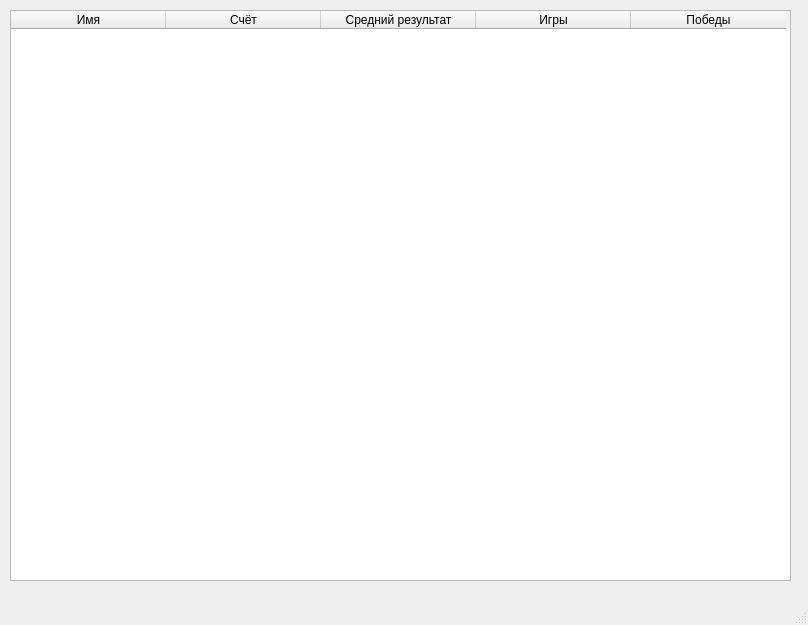
Nermitor/PyQt_Project, file uis/table_view_ui.ui: the form before one commit.
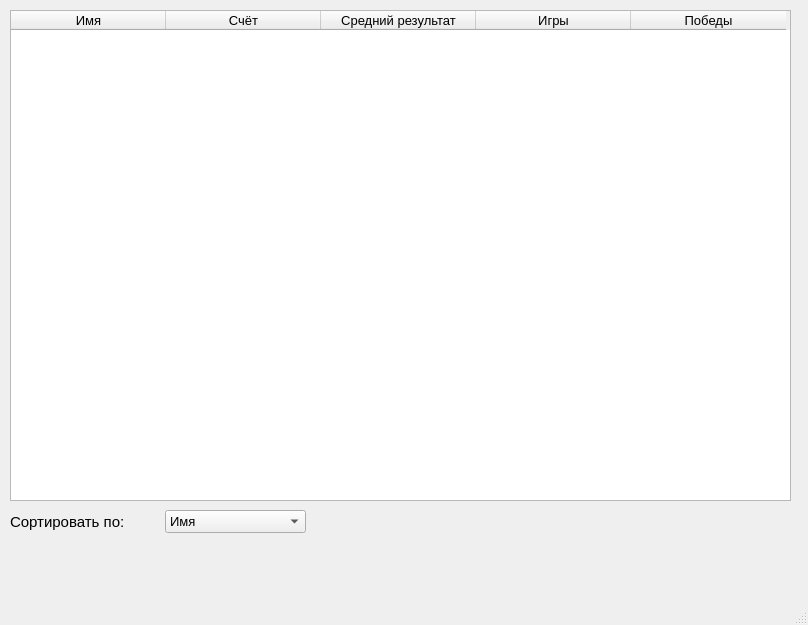
The form after the commit.

Patch:
```diff
--- a/uis/table_view_ui.ui
+++ b/uis/table_view_ui.ui
@@ -10,6 +10,11 @@
     <height>625</height>
    </rect>
   </property>
+  <property name="font">
+   <font>
+    <pointsize>10</pointsize>
+   </font>
+  </property>
   <property name="windowTitle">
    <string>MainWindow</string>
   </property>
@@ -20,7 +25,7 @@
       <x>10</x>
       <y>10</y>
       <width>781</width>
-      <height>571</height>
+      <height>491</height>
      </rect>
     </property>
     <property name="editTriggers">
@@ -58,6 +63,62 @@
      </property>
     </column>
    </widget>
+   <widget class="QWidget" name="layoutWidget">
+    <property name="geometry">
+     <rect>
+      <x>10</x>
+      <y>510</y>
+      <width>296</width>
+      <height>24</height>
+     </rect>
+    </property>
+    <layout class="QHBoxLayout" name="horizontalLayout">
+     <property name="spacing">
+      <number>40</number>
+     </property>
+     <item>
+      <widget class="QLabel" name="label">
+       <property name="font">
+        <font>
+         <pointsize>11</pointsize>
+        </font>
+       </property>
+       <property name="text">
+        <string>Сортировать по:</string>
+       </property>
+      </widget>
+     </item>
+     <item>
+      <widget class="QComboBox" name="ord_by_cmbx">
+       <item>
+        <property name="text">
+         <string>Имя</string>
+        </property>
+       </item>
+       <item>
+        <property name="text">
+         <string>Счёт</string>
+        </property>
+       </item>
+       <item>
+        <property name="text">
+         <string>Средний результат</string>
+        </property>
+       </item>
+       <item>
+        <property name="text">
+         <string>Игры</string>
+        </property>
+       </item>
+       <item>
+        <property name="text">
+         <string>Победы</string>
+        </property>
+       </item>
+      </widget>
+     </item>
+    </layout>
+   </widget>
   </widget>
   <widget class="QMenuBar" name="menubar">
    <property name="geometry">
```
Left out of the diff: 2 changed lines with no effect on the pictures.
